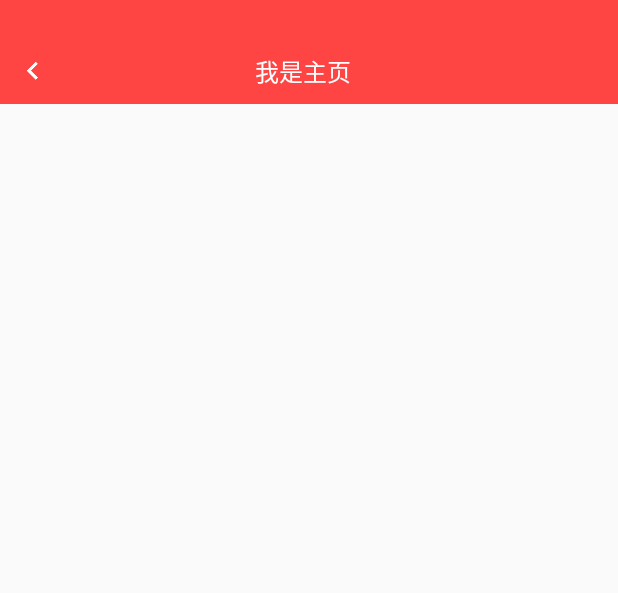
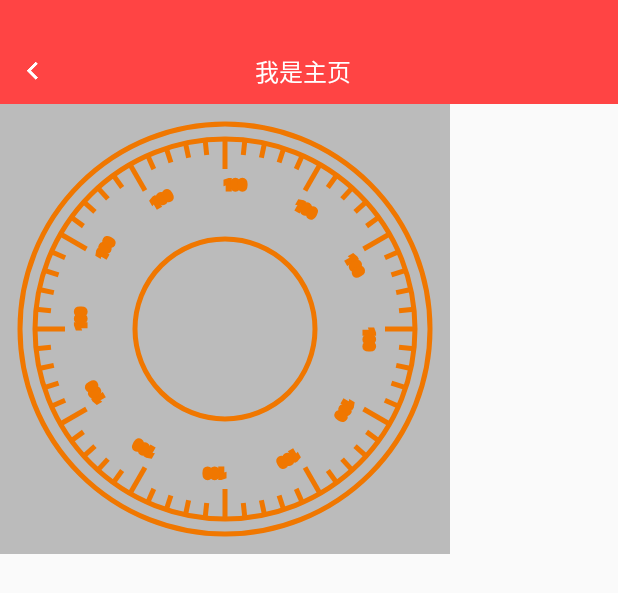
Before and after one commit to pengkv/May, an Android app: the layout activity_custom_view.xml on its own in the app's theme, with its tools: preview values and no code run, on a phone screen of 412 x 824 dp. Shown: the top 593 px of the screen. Run offline under Robolectric (Android 15) with nearby library versions, the phone set to English and light mode, and no system bars.

Commit message:
add loadview

```diff
--- a/app/src/main/java/com/pengkv/may/util/rxjava/RxRequest.java
+++ b/app/src/main/java/com/pengkv/may/util/rxjava/RxRequest.java
@@ -14,6 +14,7 @@ import rx.schedulers.Schedulers;
 
 /**
  * Created by Administrator on 2016/5/23.
+ * https://gank.io/post/56e80c2c677659311bed9841
  */
 public class RxRequest {
     private static final String BASE_URL = "http://www.tngou.net/tnfs/api/";
--- /dev/null
+++ b/app/src/main/java/com/pengkv/may/widget/CarView.java
@@ -0,0 +1,91 @@
+package com.pengkv.may.widget;
+
+import android.content.Context;
+import android.graphics.Canvas;
+import android.graphics.Paint;
+import android.support.v4.content.res.ResourcesCompat;
+import android.util.AttributeSet;
+import android.view.View;
+
+import com.pengkv.may.R;
+
+/**
+ * Created by Administrator on 2016/6/3.
+ */
+public class CarView extends View {
+
+    Paint paint;
+    Paint textPaint;
+    int width, height;//View的长宽
+    int length;//View长宽中小的那个长度
+    int minLength = 200;//View的最小长度
+
+    public CarView(Context context) {
+        this(context, null);
+    }
+
+    public CarView(Context context, AttributeSet attrs) {
+        this(context, attrs, 0);
+    }
+
+    public CarView(Context context, AttributeSet attrs, int defStyleAttr) {
+        super(context, attrs, defStyleAttr);
+
+        paint = new Paint();
+        paint.setColor(ResourcesCompat.getColor(getResources(), R.color.oragnge_stand, null));
+        textPaint = new Paint();
+        textPaint.setColor(ResourcesCompat.getColor(getResources(), R.color.white, null));
+    }
+
+
+    @Override
+    protected void onMeasure(int widthMeasureSpec, int heightMeasureSpec) {
+        width = measureSpec(widthMeasureSpec);
+        height = measureSpec(heightMeasureSpec);
+        length = Math.min(width, height);
+        setMeasuredDimension(width, height); //设置View的大小
+    }
+
+    //测量长度
+    private int measureSpec(int measureSpec) {
+        int mode = MeasureSpec.getMode(measureSpec);
+        int length = MeasureSpec.getSize(measureSpec);
+
+        if (mode == MeasureSpec.AT_MOST) {
+            length = Math.min(length, minLength);
+        }
+        return length;
+    }
+
+
+    @Override
+    protected void onDraw(Canvas canvas) {
+        super.onDraw(canvas);
+
+        paint.setAntiAlias(true);
+        paint.setStrokeWidth(5);
+        paint.setStyle(Paint.Style.STROKE);
+
+        canvas.translate(width / 2, height / 2);
+        canvas.drawCircle(0, 0, length / 2 - 20, paint);
+
+        paint.setStrokeWidth(5);
+        canvas.drawCircle(0, 0, length / 2 - 35, paint);
+
+        canvas.drawCircle(0, 0, length / 5, paint);
+
+
+        int offset = 35;
+        for (int i = 0; i < 60; i++) {
+            if (i % 5 == 0) {
+                canvas.drawLine(0, -width / 2 + offset, 0, -width / 2 + offset + 30, paint);
+                canvas.drawText("100", 0, -width / 2 + offset + 50, paint);
+            } else {
+                canvas.drawLine(0, -width / 2 + offset, 0, -width / 2 + offset + 15, paint);
+            }
+            canvas.rotate(360 / 60);
+        }
+
+
+    }
+}
--- a/app/src/main/res/layout/activity_custom_view.xml
+++ b/app/src/main/res/layout/activity_custom_view.xml
@@ -5,6 +5,12 @@
     android:orientation="vertical">
 
     <include layout="@layout/view_toolbar" />
+
+
+    <com.pengkv.may.widget.CarView
+        android:layout_width="300dp"
+        android:layout_height="300dp"
+        android:background="@color/gray_light" />
 
 
     <ViewFlipper
@@ -26,7 +32,7 @@
         android:id="@+id/view_list"
         android:layout_width="match_parent"
         android:layout_height="wrap_content"
-        android:visibility="visible" />
+        android:visibility="gone" />
 
     <com.pengkv.may.widget.ScrollBanner
         android:id="@+id/view_banner"
```
Also changed, not shown: app/src/main/java/com/pengkv/may/widget/LoadingWindow.java (added, +82 -0 lines), app/src/main/res/layout/view_loading.xml (added, +25 -0 lines).
